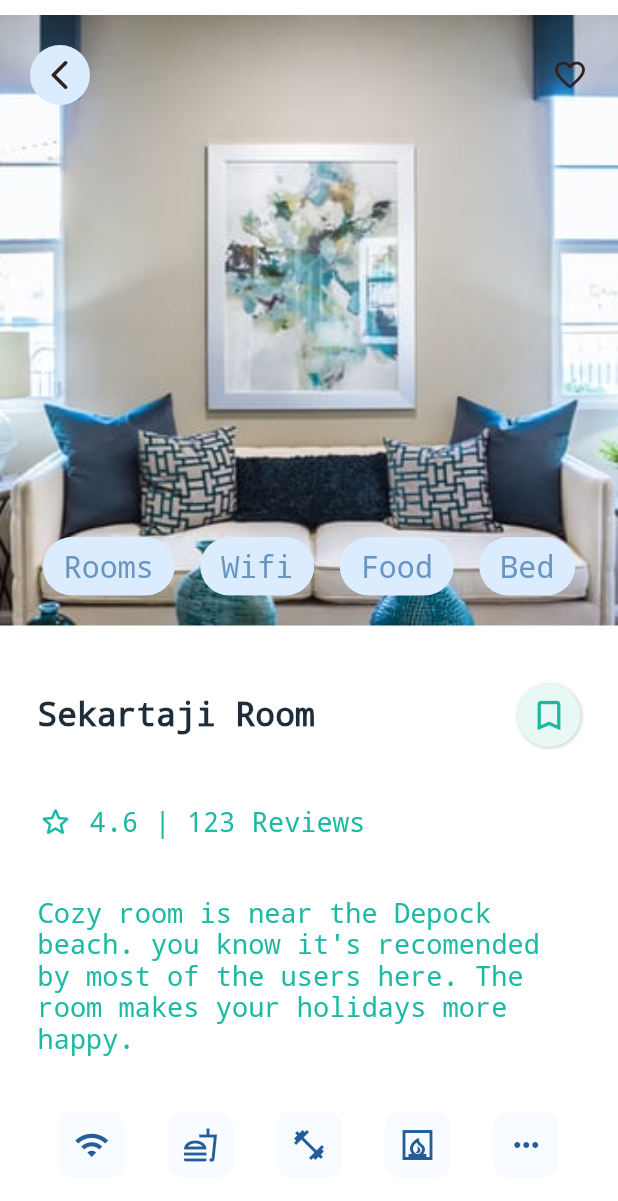
After one commit to husnain129/Flutter_Hotel_Service, a Flutter app: the screen it shows after launch, after a tap on "Sekartaji Rooms", on a phone screen of 412 x 824 dp. The commit adds this screen. Shown: the top 1201 px of the screen. Run offline on Flutter 3.47's test engine with Material 2 defaults, Android fonts, the phone set to English and light mode, and no system bars.

Commit message:
done detail page

```diff
--- a/lib/components/card_content.dart
+++ b/lib/components/card_content.dart
@@ -21,13 +21,13 @@ class CardContent extends StatelessWidget {
                   crossAxisAlignment: CrossAxisAlignment.start,
                   children: [
                     CustomText(
-                        'Sekartaji Rooms', 0xff333F4C, 20.0, FontWeight.w800),
+                        text:'Sekartaji Rooms',color: 0xff333F4C, size:20.0,weight: FontWeight.w800),
                     SizedBox(height: 5.0),
                     CustomText(
-                        '1.5km from here', 0xffB2BAC2, 18.0, FontWeight.w300),
+                        text:'1.5km from here',color: 0xffB2BAC2,size: 18.0,weight: FontWeight.w300),
                     SizedBox(height: 18.0),
-                    CustomText('Cozy room is near the depock beach', 0xffB2BAC2,
-                        18.0, FontWeight.w300),
+                    CustomText(text:'Cozy room is near the depock beach',color: 0xffB2BAC2,
+                        size:18.0,weight: FontWeight.w300),
                   ],
                 ),
               ),
@@ -83,7 +83,7 @@ class IconContainer extends StatelessWidget {
           Icon(Icons.star_outline,
               color: KIconColor, size: KIconSize),
           SizedBox(width: 10.0),
-          CustomText('4.6', 0xffF09336, 19.0, FontWeight.w900),
+          CustomText(text:'4.6',color:0xffF09336, size:19.0,weight: FontWeight.w900),
         ],
       ),
     );
--- a/lib/components/custom_text.dart
+++ b/lib/components/custom_text.dart
@@ -1,15 +1,19 @@
 import 'package:flutter/material.dart';
 
 class CustomText extends StatelessWidget {
-  CustomText(this.text, this.tcolor, this.tsize, this.tweight);
+  CustomText({this.text, this.color, this.size, this.weight});
   final String text;
-  final int tcolor;
-  final double tsize;
-  final tweight;
+  final int color;
+  final double size;
+  final weight;
   @override
   Widget build(BuildContext context) {
     return Text(text,
         style: TextStyle(
-            color: Color(tcolor), fontSize: tsize, fontWeight: tweight));
+          decoration: TextDecoration.none,
+          color: Color(color),
+          fontSize: size,
+          fontWeight: weight,
+        ));
   }
 }
--- a/lib/constant.dart
+++ b/lib/constant.dart
@@ -5,10 +5,10 @@ const KHeaderIconColor = Color(0xffCCCFD2);
 const KIconColor = Color(0xffF09336);
 const KIconSize = 20.0;
 const KHeaderIconSize = 30.0;
-
+const KSmallTextColor = 0xff1DBAA3;
 const KCardShadow = BoxShadow(
   blurRadius: 1.5,
   spreadRadius: 0.0,
-  offset: Offset(1.0, 1.0), // shadow direction: bottom right
+  offset: Offset(0.5, 0.5), // shadow direction: bottom right
   color: Color(0xffC1C2C3),
 );
--- a/lib/main.dart
+++ b/lib/main.dart
@@ -1,5 +1,7 @@
+
 import 'package:flutter/material.dart';
 import 'package:flutter/services.dart';
+import 'package:hotel_service/screens/detail_screen.dart';
 import 'package:hotel_service/screens/home.dart';
 
 void main() {
@@ -14,7 +16,11 @@ class MyApp extends StatelessWidget {
   Widget build(BuildContext context) {
     return MaterialApp(
       debugShowCheckedModeBanner: false,
-      home: SafeArea(child: Home()),
+      initialRoute: '/',
+      routes: {
+        '/':(context)=>Home(),
+        '/detail':(context)=>DetailScreen()
+      },
     );
   }
 }
--- /dev/null
+++ b/lib/screens/detail_screen.dart
@@ -0,0 +1,197 @@
+import 'package:flutter/material.dart';
+import 'package:hotel_service/components/custom_text.dart';
+import 'package:hotel_service/constant.dart';
+
+class DetailScreen extends StatefulWidget {
+  @override
+  _DetailScreenState createState() => _DetailScreenState();
+}
+
+class _DetailScreenState extends State<DetailScreen> {
+  @override
+  Widget build(BuildContext context) {
+    final arguments = ModalRoute.of(context).settings.arguments as Map;
+    String img = arguments['img'];
+    return Container(
+      margin: EdgeInsets.only(top: 10.0),
+      child: Column(
+        children: [
+          Expanded(
+            flex: 1,
+            child: Container(
+              decoration: BoxDecoration(
+                image: DecorationImage(
+                  image: AssetImage(img),
+                  fit: BoxFit.cover,
+                ),
+              ),
+              padding: EdgeInsets.all(20.0),
+              child: Column(
+                mainAxisAlignment: MainAxisAlignment.spaceBetween,
+                children: [
+                  Row(
+                    mainAxisAlignment: MainAxisAlignment.spaceBetween,
+                    children: [
+                      GestureDetector(
+                        onTap: () {
+                          Navigator.pop(context);
+                        },
+                        child: Container(
+                          decoration: BoxDecoration(
+                            borderRadius: BorderRadius.circular(25.0),
+                            color: Color(0xffDBECFF),
+                          ),
+                          child: Padding(
+                            padding: const EdgeInsets.all(8.0),
+                            child: Icon(
+                              Icons.arrow_back_ios_rounded,
+                              color: Color(0xff31221F),
+                            ),
+                          ),
+                        ),
+                      ),
+                      Icon(Icons.favorite_border_rounded,
+                          color: Color(0xff31221F))
+                    ],
+                  ),
+                  Row(
+                    mainAxisAlignment: MainAxisAlignment.spaceAround,
+                    children: [
+                      DetailExtras(text: "Rooms"),
+                      DetailExtras(text: "Wifi"),
+                      DetailExtras(text: "Food"),
+                      DetailExtras(text: "Bed"),
+                    ],
+                  ),
+                ],
+              ),
+            ),
+          ),
+          Expanded(
+            flex: 1,
+            child: Container(
+              padding: EdgeInsets.symmetric(vertical: 20.0, horizontal: 25.0),
+              width: double.infinity,
+              color: Colors.white,
+              child: Column(
+                crossAxisAlignment: CrossAxisAlignment.start,
+                mainAxisAlignment: MainAxisAlignment.spaceAround,
+                children: [
+                  Row(
+                    mainAxisAlignment: MainAxisAlignment.spaceBetween,
+                    crossAxisAlignment: CrossAxisAlignment.center,
+                    children: [
+                      CustomText(
+                          text: 'Sekartaji Room',
+                          color: 0xff1F2D3A,
+                          size: 22.0,
+                          weight: FontWeight.w900),
+                      Container(
+                        decoration: BoxDecoration(
+                          borderRadius: BorderRadius.circular(50.0),
+                          color: Color(0xffE8F8F5),
+                          boxShadow: [KCardShadow],
+                        ),
+                        child: Padding(
+                          padding: const EdgeInsets.all(8.0),
+                          child: Icon(
+                            Icons.bookmark_border,
+                            size: 26,
+                            color: Color(0xff1DBAA3),
+                          ),
+                        ),
+                      ),
+                    ],
+                  ),
+                  Row(
+                    children: [
+                      Icon(Icons.star_border_rounded, color: Color(0xff1DBAA3)),
+                      CustomText(
+                          text: ' 4.6',
+                          color: KSmallTextColor,
+                          size: 18.0,
+                          weight: FontWeight.w300),
+                      CustomText(
+                          text: ' | ',
+                          color: KSmallTextColor,
+                          size: 18.0,
+                          weight: FontWeight.w300),
+                      CustomText(
+                          text: '123 Reviews',
+                          color: KSmallTextColor,
+                          size: 18.0,
+                          weight: FontWeight.w300)
+                    ],
+                  ),
+                  Container(
+                    child: CustomText(
+                        text:
+                            'Cozy room is near the Depock beach. you know it\'s recomended by most of the users here. The room makes your holidays more happy.',
+                        color: KSmallTextColor,
+                        size: 18.0,
+                        weight: FontWeight.w300),
+                  ),
+                  Container(
+                    child: Row(
+                      mainAxisAlignment: MainAxisAlignment.spaceAround,
+                      children: [
+                        MiniIcon(icon: Icons.wifi),
+                        MiniIcon(icon: Icons.fastfood_outlined),
+                        MiniIcon(icon: Icons.fitness_center),
+                        MiniIcon(icon: Icons.fireplace_outlined),
+                        MiniIcon(icon: Icons.more_horiz_outlined),
+                      ],
+                    ),
+                  ),
+                ],
+              ),
+            ),
+          ),
+        ],
+      ),
+    );
+  }
+}
+
+class MiniIcon extends StatelessWidget {
+  MiniIcon({@required this.icon});
+  final icon;
+
+  @override
+  Widget build(BuildContext context) {
+    return Container(
+      decoration: BoxDecoration(
+        borderRadius: BorderRadius.all(
+          Radius.circular(10.0),
+        ),
+        color: Color(0xffF8FBFF),
+      ),
+      child: Padding(
+        padding: EdgeInsets.all(10.0),
+        child: Icon(
+          icon,
+          color: Color(0xff245D9B),
+        ),
+      ),
+    );
+  }
+}
+
+class DetailExtras extends StatelessWidget {
+  DetailExtras({@required this.text});
+  final String text;
+  @override
+  Widget build(BuildContext context) {
+    return Container(
+      decoration: BoxDecoration(
+        borderRadius: BorderRadius.circular(25.0),
+        color: Color(0xffDBECFF),
+      ),
+      child: Padding(
+        padding: const EdgeInsets.symmetric(horizontal: 14.0, vertical: 8.0),
+        child: CustomText(
+            text: text, color: 0xff6995C2, size: 20.0, weight: FontWeight.w400),
+      ),
+    );
+  }
+}
--- a/lib/screens/home.dart
+++ b/lib/screens/home.dart
@@ -13,8 +13,7 @@ class _HomeState extends State<Home> {
   Widget build(BuildContext context) {
     return Scaffold(
       backgroundColor: KBackgroundColor,
-      body: Container(
-        child: Column(
+      body: Column(
         children: [
           Expanded(
             flex: 2,
@@ -39,7 +38,10 @@ class _HomeState extends State<Home> {
                     ],
                   ),
                   CustomText(
-                        'Islamabad, Pak', 0xffffffff, 25.0, FontWeight.w800),
+                      text: 'Islamabad, Pak',
+                      color: 0xffffffff,
+                      size: 25.0,
+                      weight: FontWeight.w800),
                 ],
               ),
             ),
@@ -59,16 +61,35 @@ class _HomeState extends State<Home> {
                   padding: EdgeInsets.only(top: 20.0),
                   child: ListView(
                     children: [
-                        HomeCard(imgURL: 'images/1.jpg'),
-                        HomeCard(imgURL: 'images/2.jpg'),
-                        HomeCard(imgURL: 'images/3.jpg'),
+                      GestureDetector(
+                        onTap: () {
+                          Navigator.pushNamed(
+                            context,
+                            '/detail',
+                            arguments: {'img': 'images/1.jpg'},
+                          );
+                        },
+                        child: HomeCard(imgURL: 'images/1.jpg'),
+                      ),
+                      GestureDetector(
+                        onTap: () {
+                          Navigator.pushNamed(context, '/detail',
+                              arguments: {'img': 'images/2.jpg'});
+                        },
+                        child: HomeCard(imgURL: 'images/2.jpg'),
+                      ),
+                      GestureDetector(
+                          onTap: () {
+                            Navigator.pushNamed(context, '/detail',
+                                arguments: {'img': 'images/3.jpg'});
+                          },
+                          child: HomeCard(imgURL: 'images/3.jpg')),
                     ],
                   ),
                 ),
               )),
         ],
       ),
-      ),
     );
   }
 }
```
Also changed, not shown: images/gull2.jpg (added). Lines whose indentation alone changed are shown as unchanged.
